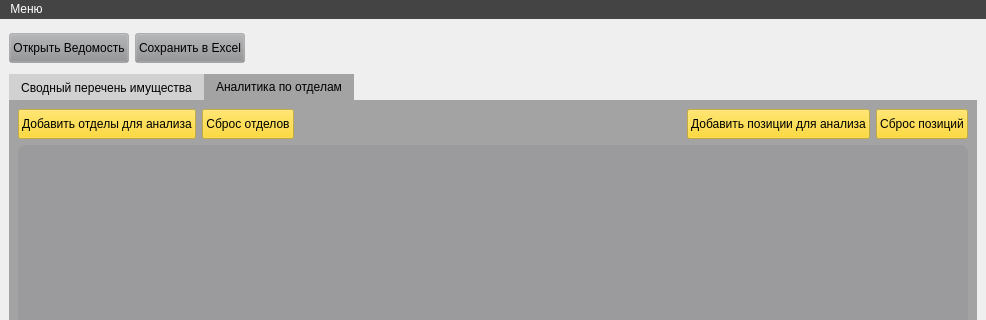
Old version of the form form.ui in the repository Bors1k/property-analysis-system; both pictures show x 0 to 986 and y 0 to 320 of the 986 by 698 pixel window.
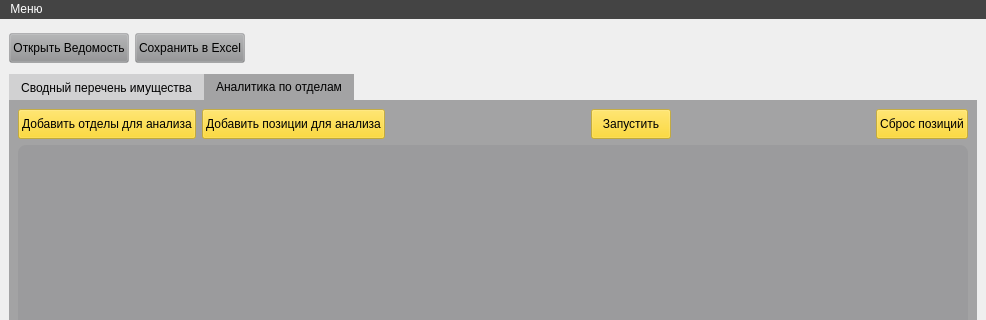
New version of the form. Icons and pictures are not drawn.

What changed in the file:
```diff
--- a/form.ui
+++ b/form.ui
@@ -193,46 +193,6 @@
                 </property>
                </widget>
               </item>
-              <item>
-               <widget class="QPushButton" name="pushButton_4">
-                <property name="minimumSize">
-                 <size>
-                  <width>0</width>
-                  <height>30</height>
-                 </size>
-                </property>
-                <property name="styleSheet">
-                 <string notr="true">.QPushButton {background-color: rgba(255, 210, 3, 130)}
-.QPushButton:hover{ background-color: rgba(255, 210, 3, 50)}</string>
-                </property>
-                <property name="text">
-                 <string>Сброс отделов</string>
-                </property>
-                <property name="icon">
-                 <iconset>
-                  <normaloff>sbros.png</normaloff>sbros.png</iconset>
-                </property>
-                <property name="iconSize">
-                 <size>
-                  <width>20</width>
-                  <height>20</height>
-                 </size>
-                </property>
-               </widget>
-              </item>
-              <item>
-               <spacer name="horizontalSpacer_3">
-                <property name="orientation">
-                 <enum>Qt::Horizontal</enum>
-                </property>
-                <property name="sizeHint" stdset="0">
-                 <size>
-                  <width>40</width>
-                  <height>20</height>
-                 </size>
-                </property>
-               </spacer>
-              </item>
               <item>
                <widget class="QPushButton" name="pushButton">
                 <property name="minimumSize">
@@ -260,6 +220,53 @@
                 </property>
                </widget>
               </item>
+              <item>
+               <spacer name="horizontalSpacer_2">
+                <property name="orientation">
+                 <enum>Qt::Horizontal</enum>
+                </property>
+                <property name="sizeHint" stdset="0">
+                 <size>
+                  <width>40</width>
+                  <height>20</height>
+                 </size>
+                </property>
+               </spacer>
+              </item>
+              <item>
+               <widget class="QPushButton" name="pushButton_7">
+                <property name="minimumSize">
+                 <size>
+                  <width>0</width>
+                  <height>30</height>
+                 </size>
+                </property>
+                <property name="styleSheet">
+                 <string notr="true">.QPushButton {background-color: rgba(255, 210, 3, 130)}
+.QPushButton:hover{ background-color: rgba(255, 210, 3, 50)}</string>
+                </property>
+                <property name="text">
+                 <string>Запустить</string>
+                </property>
+                <property name="icon">
+                 <iconset resource="Images.qrc">
+                  <normaloff>:/start.png</normaloff>:/start.png</iconset>
+                </property>
+               </widget>
+              </item>
+              <item>
+               <spacer name="horizontalSpacer_3">
+                <property name="orientation">
+                 <enum>Qt::Horizontal</enum>
+                </property>
+                <property name="sizeHint" stdset="0">
+                 <size>
+                  <width>40</width>
+                  <height>20</height>
+                 </size>
+                </property>
+               </spacer>
+              </item>
               <item>
                <widget class="QPushButton" name="pushButton_5">
                 <property name="minimumSize">
```
Left out of the diff: 4 changed lines with no effect on the pictures.
